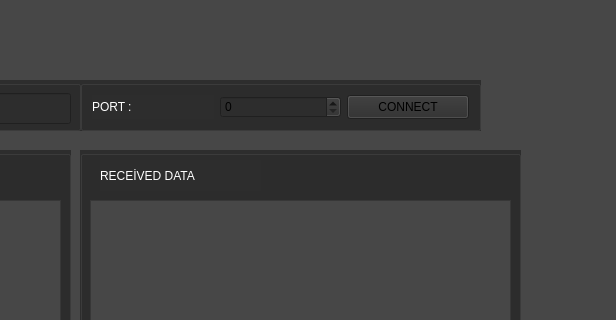
Qt form mainwindow.ui (NeziBrhn/UDP_uygulama) before a commit; both pictures show x 390 to 1006 and y 0 to 320 of the 1006 by 882 pixel window.
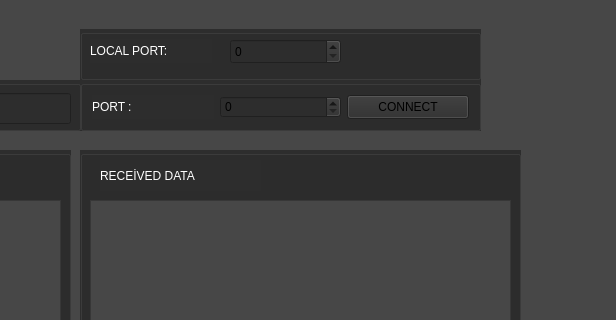
The same form after that commit.

Patch:
```diff
--- a/mainwindow.ui
+++ b/mainwindow.ui
@@ -369,6 +369,49 @@
      </property>
     </widget>
    </widget>
+   <widget class="QGroupBox" name="groupBox_5">
+    <property name="geometry">
+     <rect>
+      <x>470</x>
+      <y>29</y>
+      <width>401</width>
+      <height>51</height>
+     </rect>
+    </property>
+    <property name="styleSheet">
+     <string notr="true">background-color: rgb(45, 45, 45);</string>
+    </property>
+    <property name="title">
+     <string/>
+    </property>
+    <widget class="QLabel" name="label_7">
+     <property name="geometry">
+      <rect>
+       <x>10</x>
+       <y>10</y>
+       <width>122</width>
+       <height>24</height>
+      </rect>
+     </property>
+     <property name="styleSheet">
+      <string notr="true">font: 900 11pt &quot;Arial Black&quot;;
+color: rgb(255, 255, 255);</string>
+     </property>
+     <property name="text">
+      <string>LOCAL PORT:</string>
+     </property>
+    </widget>
+    <widget class="QSpinBox" name="spinBox">
+     <property name="geometry">
+      <rect>
+       <x>150</x>
+       <y>10</y>
+       <width>111</width>
+       <height>25</height>
+      </rect>
+     </property>
+    </widget>
+   </widget>
   </widget>
   <widget class="QMenuBar" name="menubar">
    <property name="geometry">
```
